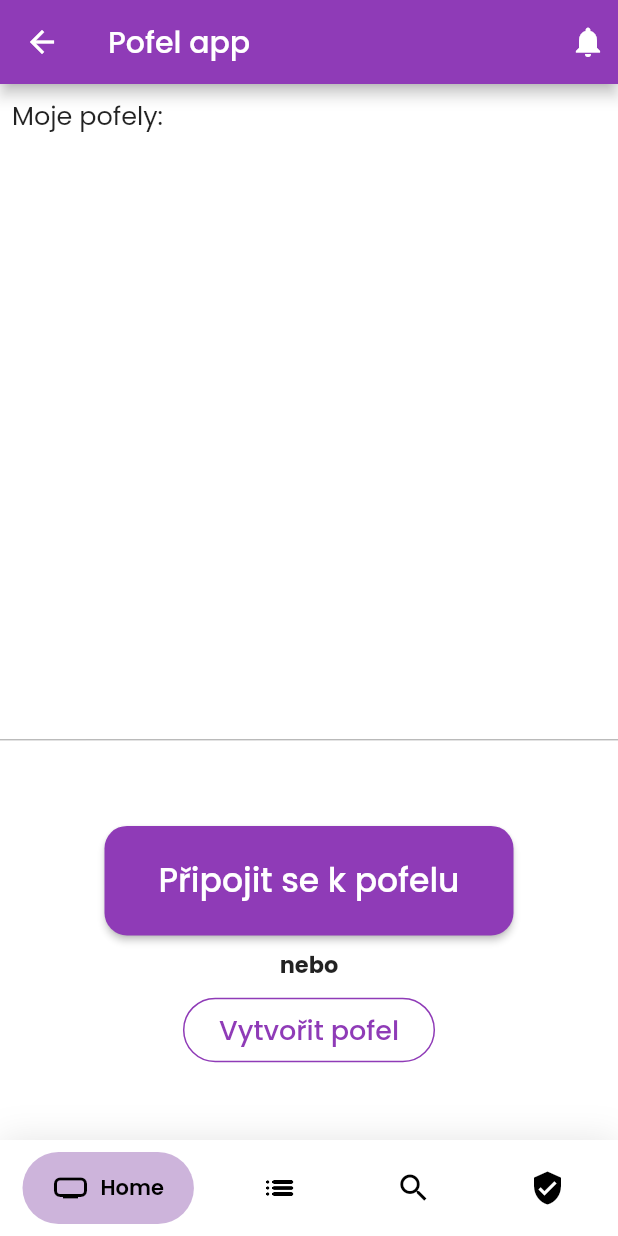
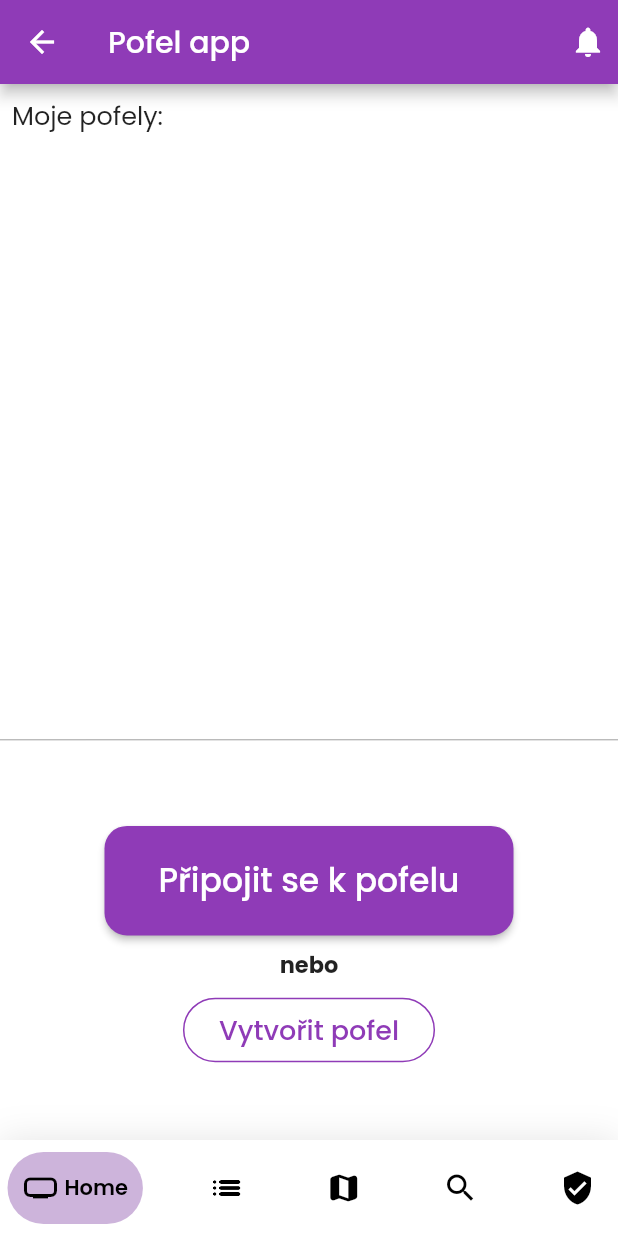
Before and after one commit to Padi142/PofelApp, a Flutter app: the MainPage screen opened directly, on a phone screen of 412 x 824 dp. Run offline on Flutter 3.47's test engine with Material 2 defaults, Android fonts, the phone set to English and light mode, and no system bars; drawn by our look-alikes of google_nav_bar; our stand-ins replace auto_size_text, bloc, cached_network_image, cloud_firestore, cloud_functions, copy_with_extension and 22 more; missing offline and left inert: adapty_flutter, flutter_facebook_auth, flutter_share, flutterfire_ui, galleryimage, maps_launcher; accounts and stored records are empty; generated files the repository leaves out were written again.

Commit message:
basic public pofels

```diff
--- a/lib/app.dart
+++ b/lib/app.dart
@@ -9,6 +9,7 @@ import 'package:pofel_app/src/core/bloc/login_bloc/login_state.dart';
 import 'package:pofel_app/src/core/bloc/navigation_bloc/navigation_bloc.dart';
 import 'package:pofel_app/src/core/bloc/pofel_bloc/pofel_bloc.dart';
 import 'package:pofel_app/src/core/bloc/pofel_navigation_bloc/pofeldetailnavigation_bloc.dart';
+import 'package:pofel_app/src/core/bloc/public_pofel_bloc/public_pofel_bloc.dart';
 import 'package:pofel_app/src/ui/pages/invite_link_page.dart';
 import 'package:pofel_app/src/ui/pages/log_in_page.dart';
 import 'package:pofel_app/src/ui/pages/main_page.dart';
@@ -28,6 +29,7 @@ class PofelApp extends StatelessWidget {
         BlocProvider<PofelBloc>(create: (ctx) => PofelBloc()),
         BlocProvider<LoadpofelsBloc>(create: (ctx) => LoadpofelsBloc()),
         BlocProvider<ChatBloc>(create: (ctx) => ChatBloc()),
+        BlocProvider<PublicPofelBloc>(create: (ctx) => PublicPofelBloc()),
       ],
       child: MaterialApp(
           theme: ThemeData(
--- a/lib/src/core/bloc/navigation_bloc/navigation_bloc.dart
+++ b/lib/src/core/bloc/navigation_bloc/navigation_bloc.dart
@@ -13,6 +13,7 @@ class NavigationBloc extends Bloc<NavigationEvent, NavigationState> {
     on<LoadCurrentUserPage>(_onLoadUser);
     on<LoadSearchProfiles>(_onSearchUsers);
     on<LoadNotificationsPage>(_onLoadNotification);
+    on<LoadPublicPofelPage>(_onLoadPublicPofels);
   }
   _onLoadDashboard(DashboardEvent event, Emitter<NavigationState> emit) async {
     emit(const ShowDashboardState());
@@ -26,6 +27,11 @@ class NavigationBloc extends Bloc<NavigationEvent, NavigationState> {
   _onLoadMyPofels(
       LoadMyPofelsEvent event, Emitter<NavigationState> emit) async {
     emit(const ShowMyPofelsState());
+  }
+
+  _onLoadPublicPofels(
+      LoadPublicPofelPage event, Emitter<NavigationState> emit) async {
+    emit(const ShowPublicPofelsState());
   }
 
   _onLoadUser(LoadCurrentUserPage event, Emitter<NavigationState> emit) async {
--- a/lib/src/core/bloc/navigation_bloc/navigation_event.dart
+++ b/lib/src/core/bloc/navigation_bloc/navigation_event.dart
@@ -43,6 +43,13 @@ class LoadCurrentUserPage extends NavigationEvent {
   List<Object> get props => [];
 }
 
+class LoadPublicPofelPage extends NavigationEvent {
+  const LoadPublicPofelPage();
+
+  @override
+  List<Object> get props => [];
+}
+
 class LoadNotificationsPage extends NavigationEvent {
   const LoadNotificationsPage();
 
--- a/lib/src/core/bloc/navigation_bloc/navigation_state.dart
+++ b/lib/src/core/bloc/navigation_bloc/navigation_state.dart
@@ -34,6 +34,12 @@ class ShowMyPofelsState extends NavigationState {
   List<Object> get props => [];
 }
 
+class ShowPublicPofelsState extends NavigationState {
+  const ShowPublicPofelsState();
+  @override
+  List<Object> get props => [];
+}
+
 class ShowSearchProfilesState extends NavigationState {
   const ShowSearchProfilesState();
   @override
--- a/lib/src/core/bloc/pofel_bloc/pofel_event.dart
+++ b/lib/src/core/bloc/pofel_bloc/pofel_event.dart
@@ -120,3 +120,11 @@ class UpgradePofel extends PofelEvent {
   @override
   List<Object> get props => [pofelId];
 }
+
+class DeletePofel extends PofelEvent {
+  final String pofelId;
+  const DeletePofel({required this.pofelId});
+
+  @override
+  List<Object> get props => [pofelId];
+}
--- /dev/null
+++ b/lib/src/core/bloc/public_pofel_bloc/public_pofel_event.dart
@@ -0,0 +1,15 @@
+import 'package:equatable/equatable.dart';
+
+abstract class PublicPofelEvent extends Equatable {
+  const PublicPofelEvent();
+
+  @override
+  List<Object> get props => [];
+}
+
+class LoadPublicPofels extends PublicPofelEvent {
+  const LoadPublicPofels();
+
+  @override
+  List<Object> get props => [];
+}
--- /dev/null
+++ b/lib/src/core/bloc/public_pofel_bloc/public_pofel_state.dart
@@ -0,0 +1,31 @@
+import 'package:equatable/equatable.dart';
+import 'package:copy_with_extension/copy_with_extension.dart';
+import 'package:flutter_map/flutter_map.dart';
+import 'package:pofel_app/src/core/models/pofel_model.dart';
+
+part "public_pofel_state.g.dart";
+
+abstract class PublicPofelState extends Equatable {
+  const PublicPofelState();
+
+  @override
+  List<Object> get props => [];
+}
+
+@CopyWith()
+class PublicPofelsLoaded extends PublicPofelState {
+  final List<PofelModel> pofels;
+  final List<Marker> markers;
+  final PublicPofelEnum publicPofelEnum;
+
+  const PublicPofelsLoaded({
+    required this.pofels,
+    required this.publicPofelEnum,
+    required this.markers,
+  });
+
+  @override
+  List<Object> get props => [pofels, markers, publicPofelEnum];
+}
+
+enum PublicPofelEnum { LOADING, LOADED, NONE }
--- a/lib/src/core/bloc/social_bloc/social_bloc.dart
+++ b/lib/src/core/bloc/social_bloc/social_bloc.dart
@@ -23,8 +23,10 @@ class SocialBloc extends Bloc<SocialEvent, SocialState> {
   }
 
   _onSearchUsers(SearchUsers event, Emitter<SocialState> emit) async {
-    List<ProfileModel> profiles = await socialProvider.search(event.query);
-
+    List<ProfileModel> profiles = [];
+    if (event.query != "" && event.query != " ") {
+      profiles = await socialProvider.search(event.query);
+    }
     emit(SearchProfiles(profiles: profiles));
   }
 
--- a/lib/src/ui/pages/main_page.dart
+++ b/lib/src/ui/pages/main_page.dart
@@ -8,6 +8,7 @@ import 'package:pofel_app/src/ui/pages/dashboard_page.dart';
 import 'package:pofel_app/src/ui/pages/log_in_page.dart';
 import 'package:pofel_app/src/ui/pages/pofel_detail_page.dart';
 import 'package:pofel_app/src/ui/pages/pofel_list_page.dart';
+import 'package:pofel_app/src/ui/pages/public_pofels_page.dart';
 import 'package:pofel_app/src/ui/pages/user_pages/notification_page.dart';
 import 'package:pofel_app/src/ui/pages/user_pages/user_detail_page.dart';
 import 'package:pofel_app/src/ui/pages/user_search_page.dart';
@@ -63,6 +64,8 @@ class _MainPageState extends State<MainPage> {
                   );
                 } else if (state is ShowUserDetailState) {
                   return const UserDetailPage();
+                } else if (state is ShowPublicPofelsState) {
+                  return PublicPofelsPage();
                 } else {
                   return const Center(
                     child: CircularProgressIndicator(),
@@ -85,14 +88,14 @@ class _MainPageState extends State<MainPage> {
         ),
         child: SafeArea(
           child: Padding(
-            padding: const EdgeInsets.symmetric(horizontal: 15.0, vertical: 8),
+            padding: const EdgeInsets.symmetric(horizontal: 5.0, vertical: 8),
             child: GNav(
               rippleColor: const Color(0xFFFFC8DD),
               hoverColor: Colors.grey[100]!,
-              gap: 8,
+              gap: 4,
               activeColor: Colors.black,
               iconSize: 24,
-              padding: const EdgeInsets.symmetric(horizontal: 20, vertical: 12),
+              padding: const EdgeInsets.symmetric(horizontal: 10, vertical: 12),
               duration: const Duration(milliseconds: 400),
               tabBackgroundColor: primaryColor,
               color: Colors.black,
@@ -104,6 +107,10 @@ class _MainPageState extends State<MainPage> {
                 GButton(
                   icon: Icons.list_rounded,
                   text: 'Moje pofely',
+                ),
+                GButton(
+                  icon: Icons.map_rounded,
+                  text: "Mapa",
                 ),
                 GButton(
                   icon: Icons.search_outlined,
@@ -127,9 +134,13 @@ class _MainPageState extends State<MainPage> {
                     break;
                   case 2:
                     BlocProvider.of<NavigationBloc>(context)
+                        .add(const LoadPublicPofelPage());
+                    break;
+                  case 3:
+                    BlocProvider.of<NavigationBloc>(context)
                         .add(const LoadSearchProfiles());
                     break;
-                  case 3:
+                  case 4:
                     BlocProvider.of<NavigationBloc>(context)
                         .add(const LoadCurrentUserPage());
                     break;
--- a/lib/src/ui/pages/pofel_info/pofel_chat_page.dart
+++ b/lib/src/ui/pages/pofel_info/pofel_chat_page.dart
@@ -29,7 +29,7 @@ Widget PofelChatPage(
       padding: const EdgeInsets.all(15),
       child: Column(children: [
         Expanded(
-            flex: 7,
+            flex: 4,
             child: FirestoreListView(
                 pageSize: 50,
                 query: chatsQuery,
@@ -55,6 +55,7 @@ Widget PofelChatPage(
               Expanded(
                 flex: 4,
                 child: TextField(
+                  maxLines: 4,
                   controller: myController,
                   decoration: const InputDecoration(),
                 ),
--- a/lib/src/ui/pages/user_pages/user_detail_page.dart
+++ b/lib/src/ui/pages/user_pages/user_detail_page.dart
@@ -184,6 +184,7 @@ class _DashboardPageState extends State<UserDetailPage> {
                         ))),
                 Expanded(
                   flex: 2,
+                  child: SingleChildScrollView(
                     child: Column(
                       children: [
                         ElevatedButton(
@@ -245,13 +246,14 @@ class _DashboardPageState extends State<UserDetailPage> {
                       ],
                     ),
                   ),
+                ),
                 ElevatedButton(
                   onPressed: () async {
                     BlocProvider.of<LoginBloc>(context).add(LogOut());
                   },
                   child: const Text("Odhlásit se"),
                 ),
-                Expanded(flex: 2, child: Container()),
+                Expanded(child: Container()),
                 Expanded(
                   child: Container(
                     width: double.infinity,
```
Also changed, not shown: lib/src/core/bloc/pofel_bloc/pofel_bloc.dart (+7 -0 lines), lib/src/core/bloc/public_pofel_bloc/public_pofel_bloc.dart (added, +108 -0 lines), lib/src/core/providers/pofel_provider.dart (+106 -0 lines), lib/src/ui/pages/pofel_info/pofel_info_page.dart (+5 -8 lines), lib/src/ui/pages/pofel_info/pofel_settings_page.dart (+49 -6 lines), lib/src/ui/pages/pofel_info/pofel_user_settings_page.dart (+5 -2 lines), lib/src/ui/pages/public_pofels_page.dart (added, +72 -0 lines), pubspec.yaml (+7 -5 lines), lib/src/core/bloc/public_pofel_bloc/public_pofel_state.g.dart (added), pubspec.lock. Lines whose indentation alone changed are shown as unchanged.
